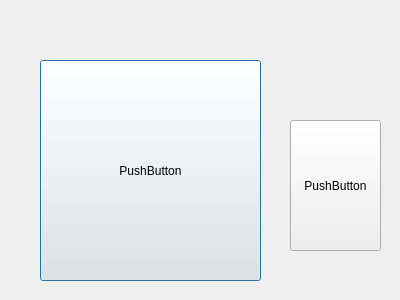
jinhang87/qtutil, file gui/iconhover/buttonimagedialog.ui: the form before one commit.
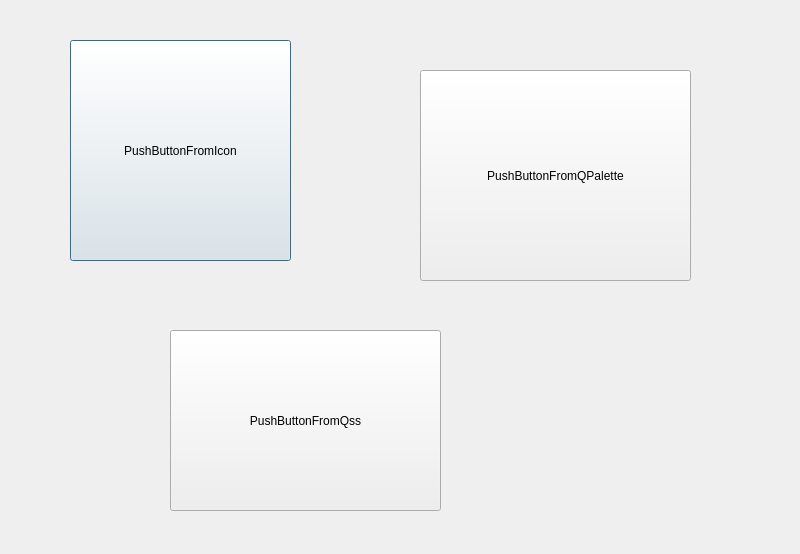
The form after the commit. Icons and pictures are not drawn.

```diff
--- a/gui/iconhover/buttonimagedialog.ui
+++ b/gui/iconhover/buttonimagedialog.ui
@@ -6,8 +6,8 @@
    <rect>
     <x>0</x>
     <y>0</y>
-    <width>400</width>
-    <height>300</height>
+    <width>800</width>
+    <height>554</height>
    </rect>
   </property>
   <property name="windowTitle">
@@ -16,27 +16,51 @@
   <widget class="QPushButton" name="pushButton">
    <property name="geometry">
     <rect>
-     <x>40</x>
-     <y>60</y>
+     <x>70</x>
+     <y>40</y>
      <width>221</width>
      <height>221</height>
     </rect>
    </property>
    <property name="text">
-    <string>PushButton</string>
+    <string>PushButtonFromIcon</string>
    </property>
   </widget>
   <widget class="QPushButton" name="pushButton_2">
    <property name="geometry">
     <rect>
-     <x>290</x>
-     <y>120</y>
-     <width>91</width>
-     <height>131</height>
+     <x>170</x>
+     <y>330</y>
+     <width>271</width>
+     <height>181</height>
     </rect>
    </property>
+   <property name="styleSheet">
+    <string notr="true">QPushButton{
+border-image: url(:/image/主菜单-normal.png);
+}
+QPushButton:hover,QPushButton:checked{
+border-image: url(:/image/主菜单-click.png);
+}</string>
+   </property>
    <property name="text">
-    <string>PushButton</string>
+    <string>PushButtonFromQss</string>
+   </property>
+   <property name="checkable">
+    <bool>true</bool>
+   </property>
+  </widget>
+  <widget class="QPushButton" name="pushButtonFromQPalette">
+   <property name="geometry">
+    <rect>
+     <x>420</x>
+     <y>70</y>
+     <width>271</width>
+     <height>211</height>
+    </rect>
+   </property>
+   <property name="text">
+    <string>PushButtonFromQPalette</string>
    </property>
   </widget>
  </widget>
```
Left out of the diff: 4 changed lines with no effect on the pictures.
